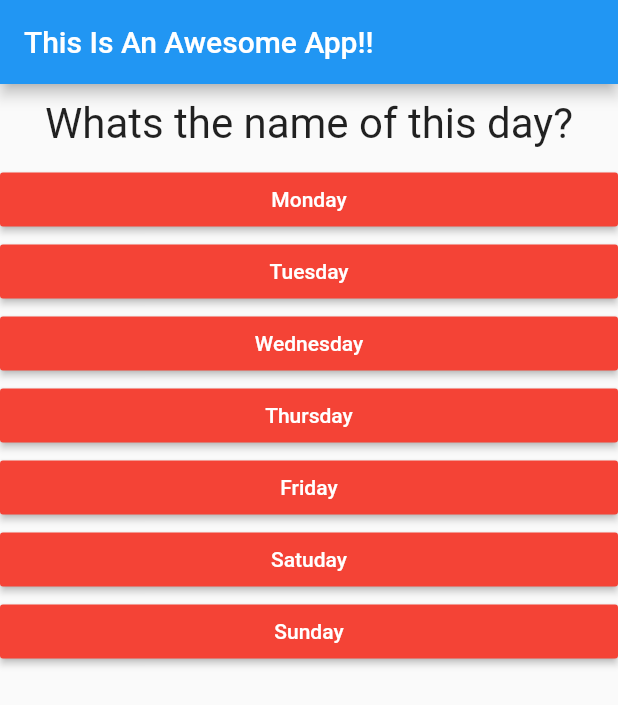
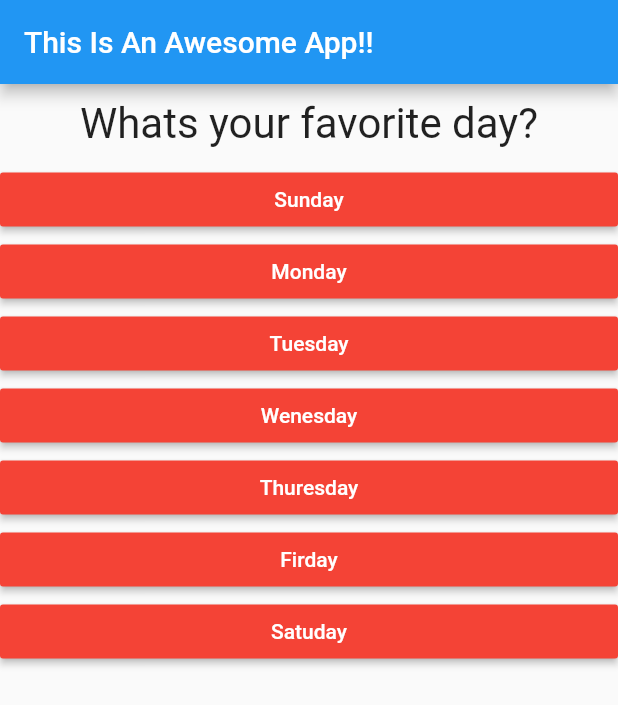
Before and after one commit to PongpatCrd/FlutterCourse, a Flutter app: the screen it shows after launch, after a tap on "Black", after a tap on "Cat", on a phone screen of 412 x 824 dp. Shown: the top 705 px of the screen. Run offline on Flutter 3.47's test engine with Material 2 defaults, Android fonts, the phone set to English and light mode, and no system bars; our stand-ins replace sprintf.

Commit message:
finish course

```diff
--- a/lib/main.dart
+++ b/lib/main.dart
@@ -3,6 +3,8 @@ import 'package:sprintf/sprintf.dart';
 
 import './question.dart';
 import './answer.dart';
+import './quize.dart';
+import './result.dart';
 
 void main() {
   runApp(AwesomeApp());
@@ -20,61 +22,85 @@ class AwesomeApp extends StatefulWidget {
 }
 
 class _AwesomeAppState extends State<AwesomeApp> {
-  var questions = [
+  final _questions = const [
     {
       'questionText': 'What\'s your favorite color?',
-      'answerText': ['Black', 'Red', 'white', 'green']
+      'answerText': [
+        {'text': 'Black', 'score': 10},
+        {'text': 'Red', 'score': 5},
+        {'text': 'White', 'score': 1},
+        {'text': 'green', 'score': 3}
+      ]
     },
     {
       'questionText': 'What\s your favorite animal?',
-      'answerText': ['Dog', 'Cat', 'Rabbit', 'Squirrel']
-    },
-    {
-      'questionText': 'What\s the name of this day?',
       'answerText': [
-        'Monday',
-        'Tuesday',
-        'Wednesday',
-        'Thursday',
-        'Friday',
-        'Satuday',
-        'Sunday'
+        {'text': 'Dog', 'score': 2},
+        {'text': 'Cat', 'score': 2},
+        {'text': 'Fish', 'score': 4},
+        {'text': 'Monky', 'score': 5}
       ]
     },
     {
-      'questionText': 'You do this day the best?',
-      'answerText': ['Yep', 'Nop']
+      'questionText': 'What\s your favorite day?',
+      'answerText': [
+        {'text': 'Sunday', 'score': 1},
+        {'text': 'Monday', 'score': 10},
+        {'text': 'Tuesday', 'score': 9},
+        {'text': 'Wenesday', 'score': 8},
+        {'text': 'Thuresday', 'score': 7},
+        {'text': 'Firday', 'score': 1},
+        {'text': 'Satuday', 'score': 1}
+      ]
+    },
+    {
+      'questionText': 'Did you do this day the best?',
+      'answerText': [
+        {'text': 'Yep', 'score': 1},
+        {'text': 'Nop', 'score': 7}
+      ]
     },
   ];
 
   var _questionIndex = 0;
-  void _answerQuestion() {
+  var _totalScore = 0;
+
+  void _resetQuize() {
     setState(() {
-      if (_questionIndex + 1 >= questions.length) {
-        _questionIndex = 0;
-      }
+      _questionIndex = 0;
+      _totalScore = 0;
+    });
+  }
+
+  void _answerQuestion(int score) {
+    setState(() {
+      _totalScore += score;
+      _questionIndex += 1;
       print(sprintf('Answer question %s', [_questionIndex]));
-      _questionIndex += 1;
     });
+
+    if (_questionIndex < _questions.length) {
+      print('We had more questions!');
+    }
   }
 
   @override
   Widget build(BuildContext context) {
     return MaterialApp(
       home: Scaffold(
-        appBar: AppBar(
-          title: Text('This Is An Awesome App!!'),
-        ),
-        body: Column(
-          children: <Widget>[
-            Question(questions[_questionIndex]['questionText']),
-            ...(questions[_questionIndex]['answerText'] as List<String>)
-                .map((answer) {
-              return Answer(_answerQuestion, answer);
-            }).toList(),
-          ],
-        ),
-      ),
+          appBar: AppBar(
+            title: Text('This Is An Awesome App!!'),
+          ),
+          body: _questionIndex < _questions.length
+              ? Quize(
+                  answerQuestion: _answerQuestion,
+                  questionIndex: _questionIndex,
+                  questions: _questions,
+                )
+              : Result(
+                  resultScore: _totalScore,
+                  resethandler: _resetQuize,
+                )),
     );
   }
 }
--- /dev/null
+++ b/lib/quize.dart
@@ -0,0 +1,29 @@
+import 'package:flutter/material.dart';
+import 'package:flutter/cupertino.dart';
+
+import './question.dart';
+import './answer.dart';
+
+class Quize extends StatelessWidget {
+  final List<Map<String, Object>> questions;
+  final int questionIndex;
+  final Function answerQuestion;
+
+  Quize(
+      {@required this.questions,
+      @required this.answerQuestion,
+      @required this.questionIndex});
+
+  @override
+  Widget build(BuildContext context) {
+    return Column(
+      children: <Widget>[
+        Question(questions[questionIndex]['questionText']),
+        ...(questions[questionIndex]['answerText'] as List<Map<String, Object>>)
+            .map((answer) {
+          return Answer(() => answerQuestion(answer['score']), answer['text']);
+        }).toList(),
+      ],
+    );
+  }
+}
--- /dev/null
+++ b/lib/result.dart
@@ -0,0 +1,39 @@
+import 'package:flutter/material.dart';
+
+class Result extends StatelessWidget {
+  final int resultScore;
+  final Function resethandler;
+
+  Result({this.resultScore, this.resethandler});
+
+  String get resultPhraser {
+    String resultText = "You did it!";
+    if (resultScore <= 8) {
+      resultText = "Yor get lower than eight point!";
+    } else if (resultScore <= 12) {
+      resultText = "Yor get lower than twelve point!";
+    } else {
+      resultText = "You are bad!!!!!!";
+    }
+    return resultText;
+  }
+
+  @override
+  Widget build(BuildContext context) {
+    return Center(
+        child: Column(
+      children: <Widget>[
+        Text(
+          resultPhraser,
+          style: TextStyle(fontSize: 36, fontWeight: FontWeight.bold),
+          textAlign: TextAlign.center,
+        ),
+        FlatButton(
+          onPressed: resethandler,
+          child: Text('Restart Quize!'),
+          textColor: Colors.deepOrange,
+        )
+      ],
+    ));
+  }
+}
```
